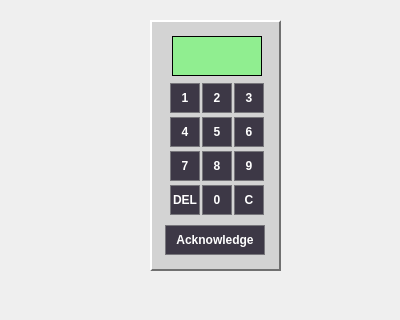
Old version of the form console/inputDevs/KeypadWidget/KeypadWidget.ui in the repository catinella/HILO.
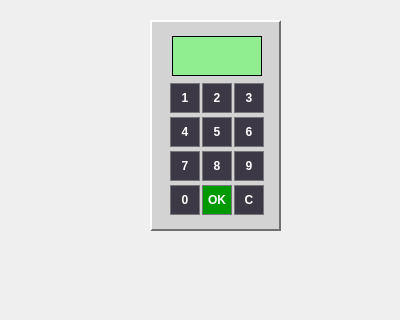
New version of the form.

Commit message: Widget's size reduction

The edit to the form file:
```diff
--- a/console/inputDevs/KeypadWidget/KeypadWidget.ui
+++ b/console/inputDevs/KeypadWidget/KeypadWidget.ui
@@ -40,7 +40,7 @@
      <x>150</x>
      <y>10</y>
      <width>131</width>
-     <height>261</height>
+     <height>221</height>
     </rect>
    </property>
    <property name="styleSheet">
@@ -68,13 +68,13 @@
       <x>10</x>
       <y>20</y>
       <width>115</width>
-      <height>235</height>
+      <height>195</height>
      </rect>
     </property>
     <property name="minimumSize">
      <size>
       <width>115</width>
-      <height>235</height>
+      <height>195</height>
      </size>
     </property>
     <property name="maximumSize">
@@ -250,29 +250,6 @@
         </property>
        </widget>
       </item>
-      <item row="3" column="0">
-       <widget class="QPushButton" name="pushButton_del">
-        <property name="maximumSize">
-         <size>
-          <width>30</width>
-          <height>30</height>
-         </size>
-        </property>
-        <property name="font">
-         <font>
-          <bold>true</bold>
-         </font>
-        </property>
-        <property name="styleSheet">
-         <string notr="true">background-color: rgb(61, 56, 70);
-color: white;
-border: 1px solid rgb(119, 118, 123)</string>
-        </property>
-        <property name="text">
-         <string>DEL</string>
-        </property>
-       </widget>
-      </item>
       <item row="2" column="1">
        <widget class="QPushButton" name="pushButton_8">
         <property name="maximumSize">
@@ -411,35 +388,6 @@
         </property>
        </widget>
       </item>
-      <item row="3" column="1">
-       <widget class="QPushButton" name="pushButton_0">
-        <property name="sizePolicy">
-         <sizepolicy hsizetype="Fixed" vsizetype="Fixed">
-          <horstretch>0</horstretch>
-          <verstretch>0</verstretch>
-         </sizepolicy>
-        </property>
-        <property name="maximumSize">
-         <size>
-          <width>30</width>
-          <height>30</height>
-         </size>
-        </property>
-        <property name="font">
-         <font>
-          <bold>true</bold>
-         </font>
-        </property>
-        <property name="styleSheet">
-         <string notr="true">background-color: rgb(61, 56, 70);
-color: white;
-border: 1px solid rgb(119, 118, 123)</string>
-        </property>
-        <property name="text">
-         <string>0</string>
-        </property>
-       </widget>
-      </item>
       <item row="0" column="0">
        <widget class="QPushButton" name="pushButton_1">
         <property name="sizePolicy">
@@ -475,41 +423,17 @@
         </property>
        </widget>
       </item>
-     </layout>
-    </widget>
-    <widget class="QWidget" name="verticalLayoutWidget_2">
-     <property name="geometry">
-      <rect>
-       <x>0</x>
-       <y>190</y>
-       <width>111</width>
-       <height>38</height>
-      </rect>
-     </property>
-     <layout class="QVBoxLayout" name="verticalLayout_2">
-      <property name="leftMargin">
-       <number>5</number>
-      </property>
-      <property name="topMargin">
-       <number>5</number>
-      </property>
-      <property name="rightMargin">
-       <number>5</number>
-      </property>
-      <property name="bottomMargin">
-       <number>3</number>
-      </property>
-      <item>
-       <widget class="QPushButton" name="pushButton_ack">
-        <property name="minimumSize">
-         <size>
-          <width>100</width>
-          <height>30</height>
-         </size>
+      <item row="3" column="0">
+       <widget class="QPushButton" name="pushButton_0">
+        <property name="sizePolicy">
+         <sizepolicy hsizetype="Fixed" vsizetype="Fixed">
+          <horstretch>0</horstretch>
+          <verstretch>0</verstretch>
+         </sizepolicy>
         </property>
         <property name="maximumSize">
          <size>
-          <width>100</width>
+          <width>30</width>
           <height>30</height>
          </size>
         </property>
@@ -524,7 +448,30 @@
 border: 1px solid rgb(119, 118, 123)</string>
         </property>
         <property name="text">
-         <string>Acknowledge</string>
+         <string>0</string>
+        </property>
+       </widget>
+      </item>
+      <item row="3" column="1">
+       <widget class="QPushButton" name="pushButton_ok">
+        <property name="maximumSize">
+         <size>
+          <width>30</width>
+          <height>30</height>
+         </size>
+        </property>
+        <property name="font">
+         <font>
+          <bold>true</bold>
+         </font>
+        </property>
+        <property name="styleSheet">
+         <string notr="true">background-color: rgb(0, 153, 0);
+color: white;
+border: 1px solid rgb(119, 118, 123)</string>
+        </property>
+        <property name="text">
+         <string>OK</string>
         </property>
        </widget>
       </item>
```
The commit also changes 2 other files.
